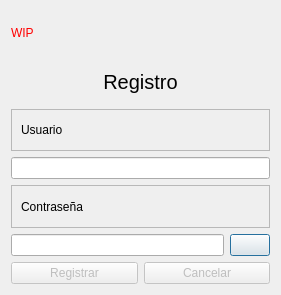
This is GUI/resources/register_dialog.ui in Drahness/Parkingson as Qt 5 draws it before an edit. The edited form follows.
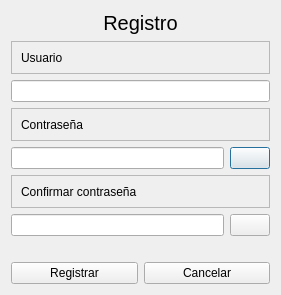
This is the edited form. Icons and pictures are not drawn.

The edit to the form file:
```diff
--- a/GUI/resources/register_dialog.ui
+++ b/GUI/resources/register_dialog.ui
@@ -2,6 +2,9 @@
 <ui version="4.0">
  <class>Dialog</class>
  <widget class="QDialog" name="Dialog">
+  <property name="enabled">
+   <bool>true</bool>
+  </property>
   <property name="geometry">
    <rect>
     <x>0</x>
@@ -26,16 +29,6 @@
    <string>Dialog</string>
   </property>
   <layout class="QVBoxLayout" name="verticalLayout">
-   <item>
-    <widget class="QLabel" name="label">
-     <property name="styleSheet">
-      <string notr="true">color:red</string>
-     </property>
-     <property name="text">
-      <string>WIP</string>
-     </property>
-    </widget>
-   </item>
    <item>
     <widget class="QLabel" name="title">
      <property name="styleSheet">
@@ -69,14 +62,7 @@
     </widget>
    </item>
    <item>
-    <widget class="QLineEdit" name="usernamefield">
-     <property name="text">
-      <string/>
-     </property>
-     <property name="readOnly">
-      <bool>true</bool>
-     </property>
-    </widget>
+    <widget class="QLineEdit" name="usernamefield"/>
    </item>
    <item>
     <widget class="QFrame" name="frame_2">
@@ -110,15 +96,9 @@
     <layout class="QHBoxLayout" name="horizontalLayout_2">
      <item>
       <widget class="QLineEdit" name="passwordfield">
-       <property name="text">
-        <string/>
-       </property>
        <property name="echoMode">
         <enum>QLineEdit::Password</enum>
        </property>
-       <property name="readOnly">
-        <bool>true</bool>
-       </property>
       </widget>
      </item>
      <item>
@@ -142,12 +122,65 @@
      </item>
     </layout>
    </item>
+   <item>
+    <widget class="QFrame" name="frame_3">
+     <property name="frameShape">
+      <enum>QFrame::StyledPanel</enum>
+     </property>
+     <property name="frameShadow">
+      <enum>QFrame::Raised</enum>
+     </property>
+     <layout class="QHBoxLayout" name="horizontalLayout_4">
+      <item>
+       <widget class="QLabel" name="label">
+        <property name="text">
+         <string>Confirmar contraseña</string>
+        </property>
+       </widget>
+      </item>
+     </layout>
+    </widget>
+   </item>
+   <item>
+    <layout class="QHBoxLayout" name="horizontalLayout_3">
+     <item>
+      <widget class="QLineEdit" name="confirm_password"/>
+     </item>
+     <item>
+      <widget class="QPushButton" name="oculto_confirm">
+       <property name="text">
+        <string/>
+       </property>
+       <property name="icon">
+        <iconset resource="resources.qrc">
+         <normaloff>:/icons/hidden</normaloff>:/icons/hidden</iconset>
+       </property>
+      </widget>
+     </item>
+    </layout>
+   </item>
+   <item>
+    <widget class="QLabel" name="error_label">
+     <property name="toolTipDuration">
+      <number>-5</number>
+     </property>
+     <property name="styleSheet">
+      <string notr="true">color:red</string>
+     </property>
+     <property name="text">
+      <string/>
+     </property>
+     <property name="alignment">
+      <set>Qt::AlignCenter</set>
+     </property>
+    </widget>
+   </item>
    <item>
     <layout class="QHBoxLayout" name="horizontalLayout">
      <item>
       <widget class="QPushButton" name="Rpositive">
        <property name="enabled">
-        <bool>false</bool>
+        <bool>true</bool>
        </property>
        <property name="text">
         <string>Registrar</string>
@@ -157,7 +190,7 @@
      <item>
       <widget class="QPushButton" name="Rnegative">
        <property name="enabled">
-        <bool>false</bool>
+        <bool>true</bool>
        </property>
        <property name="text">
         <string>Cancelar</string>
```
Left out of the diff: 4 changed lines with no effect on the pictures.
